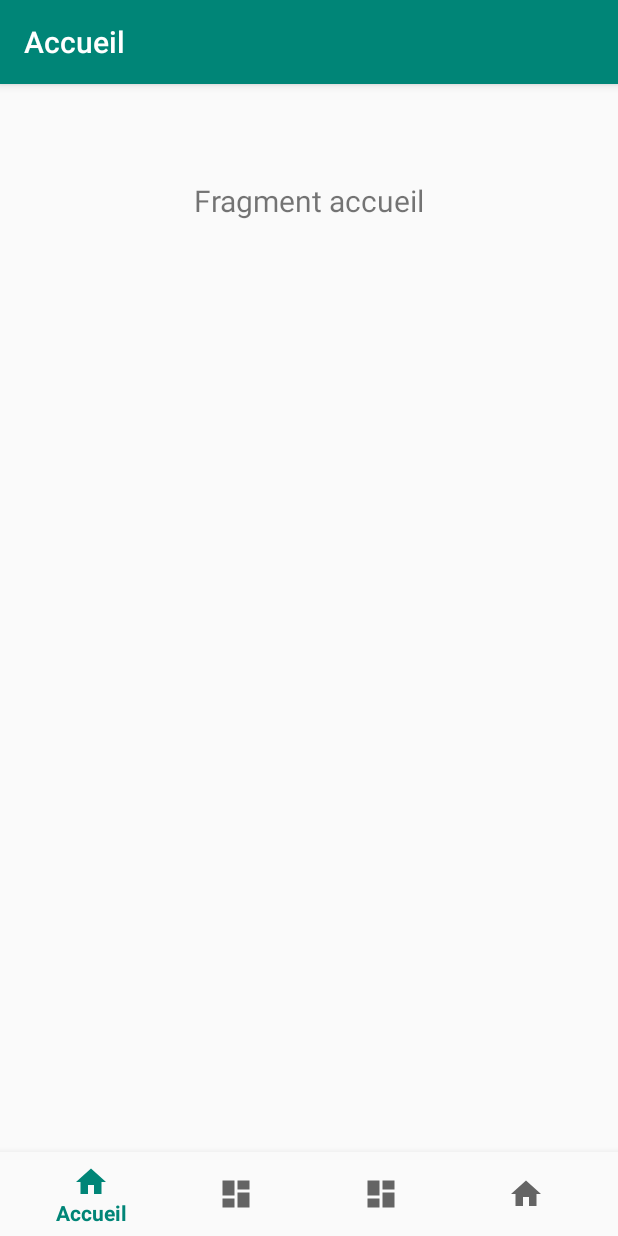
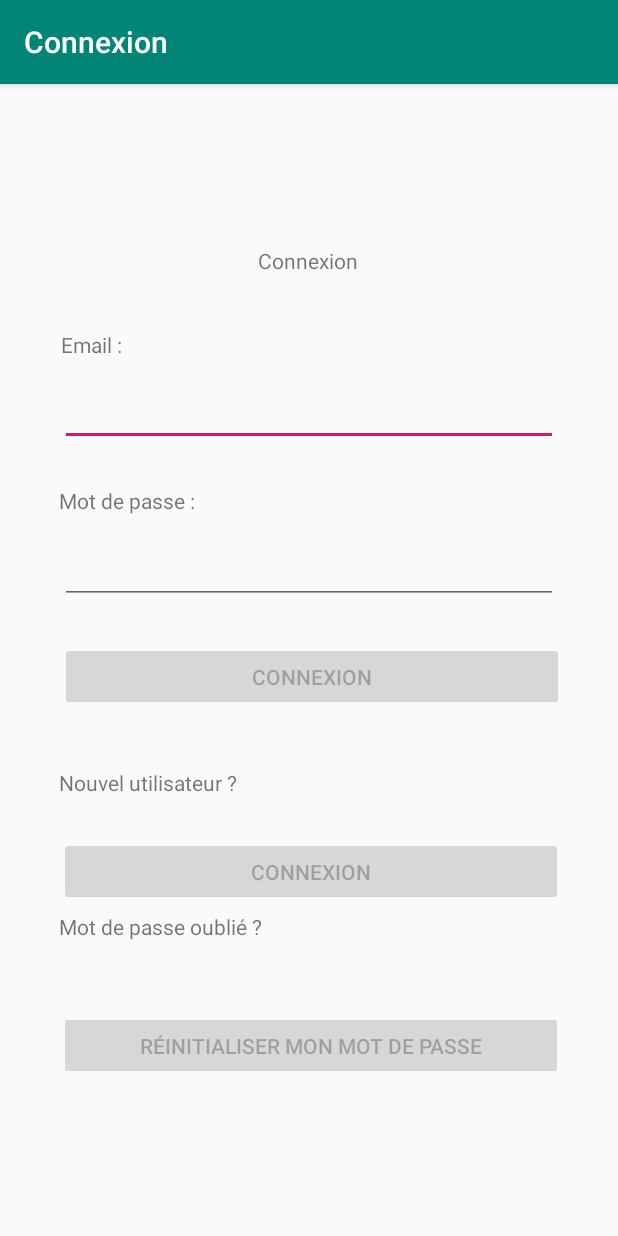
Before and after one commit to Phiisource/Collect_It_Android, an Android app: the screen it shows after launch (MainActivity before the commit, LoginActivity after it), on a phone screen of 412 x 824 dp. Run offline under Robolectric (Android 15) with nearby library versions, the phone set to English and light mode, and no system bars.

Commit message:
Page de connexion

```diff
--- a/app/build.gradle
+++ b/app/build.gradle
@@ -27,6 +27,7 @@ dependencies {
     implementation 'androidx.navigation:navigation-fragment:2.0.0'
     implementation 'androidx.navigation:navigation-ui:2.0.0'
     implementation 'androidx.lifecycle:lifecycle-extensions:2.0.0'
+    implementation 'androidx.annotation:annotation:1.0.2'
     testImplementation 'junit:junit:4.12'
     androidTestImplementation 'androidx.test:runner:1.1.1'
     androidTestImplementation 'androidx.test.espresso:espresso-core:3.1.1'
--- /dev/null
+++ b/app/src/main/java/fr/utt/if26/collectit/ui/data/LoginRepository.java
@@ -0,0 +1,54 @@
+package fr.utt.if26.collectit.ui.data;
+
+import fr.utt.if26.collectit.ui.data.model.LoggedInUser;
+
+/**
+ * Class that requests authentication and user information from the remote data source and
+ * maintains an in-memory cache of login status and user credentials information.
+ */
+public class LoginRepository {
+
+    private static volatile LoginRepository instance;
+
+    private LoginDataSource dataSource;
+
+    // If user credentials will be cached in local storage, it is recommended it be encrypted
+    // @see https://developer.android.com/training/articles/keystore
+    private LoggedInUser user = null;
+
+    // private constructor : singleton access
+    private LoginRepository(LoginDataSource dataSource) {
+        this.dataSource = dataSource;
+    }
+
+    public static LoginRepository getInstance(LoginDataSource dataSource) {
+        if (instance == null) {
+            instance = new LoginRepository(dataSource);
+        }
+        return instance;
+    }
+
+    public boolean isLoggedIn() {
+        return user != null;
+    }
+
+    public void logout() {
+        user = null;
+        dataSource.logout();
+    }
+
+    private void setLoggedInUser(LoggedInUser user) {
+        this.user = user;
+        // If user credentials will be cached in local storage, it is recommended it be encrypted
+        // @see https://developer.android.com/training/articles/keystore
+    }
+
+    public Result<LoggedInUser> login(String username, String password) {
+        // handle login
+        Result<LoggedInUser> result = dataSource.login(username, password);
+        if (result instanceof Result.Success) {
+            setLoggedInUser(((Result.Success<LoggedInUser>) result).getData());
+        }
+        return result;
+    }
+}
--- /dev/null
+++ b/app/src/main/java/fr/utt/if26/collectit/ui/ui/login/LoginActivity.java
@@ -0,0 +1,137 @@
+package fr.utt.if26.collectit.ui.ui.login;
+
+import android.app.Activity;
+
+import androidx.lifecycle.Observer;
+import androidx.lifecycle.ViewModelProviders;
+
+import android.content.Intent;
+import android.os.Bundle;
+
+import androidx.annotation.Nullable;
+import androidx.annotation.StringRes;
+import androidx.appcompat.app.AppCompatActivity;
+
+import android.text.Editable;
+import android.text.TextWatcher;
+import android.view.KeyEvent;
+import android.view.View;
+import android.view.inputmethod.EditorInfo;
+import android.widget.Button;
+import android.widget.EditText;
+import android.widget.ProgressBar;
+import android.widget.TextView;
+import android.widget.Toast;
+
+import fr.utt.if26.collectit.MainActivity;
+import fr.utt.if26.collectit.R;
+
+public class LoginActivity extends AppCompatActivity {
+
+    private EditText mdp, email;
+    private View progressView, loginFormView;
+    private Button btnConnexion;
+    private ProgressBar barProgression;
+    private LoginViewModel loginViewModel;
+
+    @Override
+    public void onCreate(Bundle savedInstanceState) {
+        super.onCreate(savedInstanceState);
+        setContentView(R.layout.activity_login);
+        loginViewModel = ViewModelProviders.of(this, new LoginViewModelFactory())
+                .get(LoginViewModel.class);
+
+        email = findViewById(R.id.et_email);
+        mdp = findViewById(R.id.et_mdp);
+        btnConnexion = findViewById(R.id.btn_connexion);
+        barProgression = findViewById(R.id.loading);
+
+        loginViewModel.getLoginFormState().observe(this, new Observer<LoginFormState>() {
+            @Override
+            public void onChanged(@Nullable LoginFormState loginFormState) {
+                if (loginFormState == null) {
+                    return;
+                }
+                btnConnexion.setEnabled(loginFormState.isDataValid());
+                if (loginFormState.getUsernameError() != null) {
+                    email.setError(getString(loginFormState.getUsernameError()));
+                }
+                if (loginFormState.getPasswordError() != null) {
+                    mdp.setError(getString(loginFormState.getPasswordError()));
+                }
+            }
+        });
+
+        loginViewModel.getLoginResult().observe(this, new Observer<LoginResult>() {
+            @Override
+            public void onChanged(@Nullable LoginResult loginResult) {
+                if (loginResult == null) {
+                    return;
+                }
+                barProgression.setVisibility(View.GONE);
+                if (loginResult.getError() != null) {
+                    showLoginFailed(loginResult.getError());
+                }
+                if (loginResult.getSuccess() != null) {
+                    updateUiWithUser(loginResult.getSuccess());
+                }
+                setResult(Activity.RESULT_OK);
+
+                //Complete and destroy login activity once successful
+                finish();
+            }
+        });
+
+        TextWatcher afterTextChangedListener = new TextWatcher() {
+            @Override
+            public void beforeTextChanged(CharSequence s, int start, int count, int after) {
+                // ignore
+            }
+
+            @Override
+            public void onTextChanged(CharSequence s, int start, int before, int count) {
+                // ignore
+            }
+
+            @Override
+            public void afterTextChanged(Editable s) {
+                loginViewModel.loginDataChanged(email.getText().toString(),
+                        mdp.getText().toString());
+            }
+        };
+        email.addTextChangedListener(afterTextChangedListener);
+        mdp.addTextChangedListener(afterTextChangedListener);
+        mdp.setOnEditorActionListener(new TextView.OnEditorActionListener() {
+
+            @Override
+            public boolean onEditorAction(TextView v, int actionId, KeyEvent event) {
+                if (actionId == EditorInfo.IME_ACTION_DONE) {
+                    loginViewModel.login(email.getText().toString(),
+                            mdp.getText().toString());
+                }
+                return false;
+            }
+        });
+
+        btnConnexion.setOnClickListener(new View.OnClickListener() {
+            @Override
+            public void onClick(View v) {
+                barProgression.setVisibility(View.VISIBLE);
+                loginViewModel.login(email.getText().toString(),
+                        mdp.getText().toString());
+                Intent mainIntent = new Intent(LoginActivity.this, MainActivity.class);
+                startActivity(mainIntent);
+            }
+        });
+    }
+
+    private void updateUiWithUser(LoggedInUserView model) {
+        String welcome = getString(R.string.welcome) + model.getDisplayName();
+        // TODO : initiate successful logged in experience
+        Toast.makeText(getApplicationContext(), welcome, Toast.LENGTH_LONG).show();
+    }
+
+    private void showLoginFailed(@StringRes Integer errorString) {
+        Toast.makeText(getApplicationContext(), errorString, Toast.LENGTH_SHORT).show();
+    }
+}
--- /dev/null
+++ b/app/src/main/java/fr/utt/if26/collectit/ui/ui/login/LoginViewModel.java
@@ -0,0 +1,70 @@
+package fr.utt.if26.collectit.ui.ui.login;
+
+import android.util.Patterns;
+
+import androidx.lifecycle.LiveData;
+import androidx.lifecycle.MutableLiveData;
+import androidx.lifecycle.ViewModel;
+
+import fr.utt.if26.collectit.R;
+import fr.utt.if26.collectit.ui.data.LoginRepository;
+import fr.utt.if26.collectit.ui.data.Result;
+import fr.utt.if26.collectit.ui.data.model.LoggedInUser;
+
+public class LoginViewModel extends ViewModel {
+
+    private MutableLiveData<LoginFormState> loginFormState = new MutableLiveData<>();
+    private MutableLiveData<LoginResult> loginResult = new MutableLiveData<>();
+    private LoginRepository loginRepository;
+
+    LoginViewModel(LoginRepository loginRepository) {
+        this.loginRepository = loginRepository;
+    }
+
+    LiveData<LoginFormState> getLoginFormState() {
+        return loginFormState;
+    }
+
+    LiveData<LoginResult> getLoginResult() {
+        return loginResult;
+    }
+
+    public void login(String username, String password) {
+        // can be launched in a separate asynchronous job
+        Result<LoggedInUser> result = loginRepository.login(username, password);
+
+        if (result instanceof Result.Success) {
+            LoggedInUser data = ((Result.Success<LoggedInUser>) result).getData();
+            loginResult.setValue(new LoginResult(new LoggedInUserView(data.getDisplayName())));
+        } else {
+            loginResult.setValue(new LoginResult(R.string.login_failed));
+        }
+    }
+
+    public void loginDataChanged(String username, String password) {
+        if (!isUserNameValid(username)) {
+            loginFormState.setValue(new LoginFormState(R.string.invalid_username, null));
+        } else if (!isPasswordValid(password)) {
+            loginFormState.setValue(new LoginFormState(null, R.string.invalid_password));
+        } else {
+            loginFormState.setValue(new LoginFormState(true));
+        }
+    }
+
+    // A placeholder username validation check
+    private boolean isUserNameValid(String username) {
+        if (username == null) {
+            return false;
+        }
+        if (username.contains("@")) {
+            return Patterns.EMAIL_ADDRESS.matcher(username).matches();
+        } else {
+            return !username.trim().isEmpty();
+        }
+    }
+
+    // A placeholder password validation check
+    private boolean isPasswordValid(String password) {
+        return password != null && password.trim().length() > 5;
+    }
+}
--- /dev/null
+++ b/app/src/main/java/fr/utt/if26/collectit/ui/ui/login/LoginViewModelFactory.java
@@ -0,0 +1,26 @@
+package fr.utt.if26.collectit.ui.ui.login;
+
+import androidx.lifecycle.ViewModel;
+import androidx.lifecycle.ViewModelProvider;
+import androidx.annotation.NonNull;
+
+import fr.utt.if26.collectit.ui.data.LoginDataSource;
+import fr.utt.if26.collectit.ui.data.LoginRepository;
+
+/**
+ * ViewModel provider factory to instantiate LoginViewModel.
+ * Required given LoginViewModel has a non-empty constructor
+ */
+public class LoginViewModelFactory implements ViewModelProvider.Factory {
+
+    @NonNull
+    @Override
+    @SuppressWarnings("unchecked")
+    public <T extends ViewModel> T create(@NonNull Class<T> modelClass) {
+        if (modelClass.isAssignableFrom(LoginViewModel.class)) {
+            return (T) new LoginViewModel(LoginRepository.getInstance(new LoginDataSource()));
+        } else {
+            throw new IllegalArgumentException("Unknown ViewModel class");
+        }
+    }
+}
--- /dev/null
+++ b/app/src/main/res/layout/activity_login.xml
@@ -0,0 +1,164 @@
+<?xml version="1.0" encoding="utf-8"?>
+<androidx.constraintlayout.widget.ConstraintLayout xmlns:android="http://schemas.android.com/apk/res/android"
+    xmlns:app="http://schemas.android.com/apk/res-auto"
+    xmlns:tools="http://schemas.android.com/tools"
+    android:id="@+id/container"
+    android:layout_width="match_parent"
+    android:layout_height="match_parent"
+    android:paddingLeft="@dimen/activity_horizontal_margin"
+    android:paddingTop="@dimen/activity_vertical_margin"
+    android:paddingRight="@dimen/activity_horizontal_margin"
+    android:paddingBottom="@dimen/activity_vertical_margin"
+    tools:context=".ui.ui.login.LoginActivity">
+
+    <Button
+        android:id="@+id/btn_inscription"
+        android:layout_width="336dp"
+        android:layout_height="46dp"
+        android:layout_gravity="start"
+        android:layout_marginTop="16dp"
+        android:layout_marginBottom="64dp"
+        android:enabled="false"
+        android:text="@string/entete_connexion"
+        app:layout_constraintBottom_toBottomOf="parent"
+        app:layout_constraintEnd_toEndOf="parent"
+        app:layout_constraintHorizontal_bias="0.533"
+        app:layout_constraintStart_toStartOf="parent"
+        app:layout_constraintTop_toBottomOf="@+id/et_mdp"
+        app:layout_constraintVertical_bias="0.498"
+        tools:text="@string/inscription" />
+
+    <TextView
+        android:id="@+id/tv_connexion"
+        android:layout_width="wrap_content"
+        android:layout_height="wrap_content"
+        android:layout_marginTop="92dp"
+        android:text="@string/entete_connexion"
+        app:layout_constraintEnd_toEndOf="parent"
+        app:layout_constraintHorizontal_bias="0.498"
+        app:layout_constraintStart_toStartOf="parent"
+        app:layout_constraintTop_toTopOf="parent" />
+
+    <EditText
+        android:id="@+id/et_email"
+        android:layout_width="0dp"
+        android:layout_height="wrap_content"
+        android:layout_marginStart="24dp"
+        android:layout_marginTop="180dp"
+        android:layout_marginEnd="24dp"
+
+        android:inputType="textEmailAddress"
+        android:selectAllOnFocus="true"
+        app:layout_constraintEnd_toEndOf="parent"
+        app:layout_constraintHorizontal_bias="0.562"
+        app:layout_constraintStart_toStartOf="parent"
+        app:layout_constraintTop_toTopOf="parent" />
+
+    <EditText
+        android:id="@+id/et_mdp"
+        android:layout_width="0dp"
+        android:layout_height="wrap_content"
+        android:layout_marginStart="24dp"
+        android:layout_marginTop="60dp"
+        android:layout_marginEnd="24dp"
+
+        android:imeOptions="actionDone"
+        android:inputType="textPassword"
+        android:selectAllOnFocus="true"
+        app:layout_constraintEnd_toEndOf="parent"
+        app:layout_constraintHorizontal_bias="0.187"
+        app:layout_constraintStart_toStartOf="parent"
+        app:layout_constraintTop_toBottomOf="@+id/et_email" />
+
+    <Button
+        android:id="@+id/btn_connexion"
+        android:layout_width="336dp"
+        android:layout_height="46dp"
+        android:layout_gravity="start"
+        android:layout_marginTop="16dp"
+        android:layout_marginBottom="64dp"
+        android:enabled="false"
+        android:text="@string/entete_connexion"
+        app:layout_constraintBottom_toBottomOf="parent"
+        app:layout_constraintEnd_toEndOf="parent"
+        app:layout_constraintHorizontal_bias="0.546"
+        app:layout_constraintStart_toStartOf="parent"
+        app:layout_constraintTop_toBottomOf="@+id/et_mdp"
+        app:layout_constraintVertical_bias="0.034" />
+
+    <Button
+        android:id="@+id/btn_reinitialisation"
+        android:layout_width="336dp"
+        android:layout_height="46dp"
+        android:layout_gravity="start"
+        android:layout_marginTop="16dp"
+        android:layout_marginBottom="64dp"
+        android:enabled="false"
+        android:text="@string/reinitialisation"
+        app:layout_constraintBottom_toBottomOf="parent"
+        app:layout_constraintEnd_toEndOf="parent"
+        app:layout_constraintHorizontal_bias="0.533"
+        app:layout_constraintStart_toStartOf="parent"
+        app:layout_constraintTop_toBottomOf="@+id/et_mdp"
+        app:layout_constraintVertical_bias="0.915" />
+
+    <ProgressBar
+        android:id="@+id/loading"
+        android:layout_width="wrap_content"
+        android:layout_height="wrap_content"
+        android:layout_gravity="center"
+        android:layout_marginStart="32dp"
+        android:layout_marginTop="64dp"
+        android:layout_marginEnd="32dp"
+        android:layout_marginBottom="64dp"
+        android:visibility="gone"
+        app:layout_constraintBottom_toBottomOf="parent"
+        app:layout_constraintEnd_toEndOf="@+id/et_mdp"
+        app:layout_constraintStart_toStartOf="@+id/et_mdp"
+        app:layout_constraintTop_toTopOf="parent"
+        app:layout_constraintVertical_bias="0.3" />
+
+    <TextView
+        android:id="@+id/tv_email"
+        android:layout_width="wrap_content"
+        android:layout_height="wrap_content"
+        android:layout_marginTop="148dp"
+        android:text="@string/email"
+        app:layout_constraintEnd_toEndOf="parent"
+        app:layout_constraintHorizontal_bias="0.073"
+        app:layout_constraintStart_toStartOf="parent"
+        app:layout_constraintTop_toTopOf="parent" />
+
+    <TextView
+        android:id="@+id/tv_mdp"
+        android:layout_width="wrap_content"
+        android:layout_height="wrap_content"
+        android:layout_marginTop="252dp"
+        android:text="@string/mdp"
+        app:layout_constraintEnd_toEndOf="parent"
+        app:layout_constraintHorizontal_bias="0.081"
+        app:layout_constraintStart_toStartOf="parent"
+        app:layout_constraintTop_toTopOf="parent" />
+
+    <TextView
+        android:id="@+id/tv_mdp_oublie"
+        android:layout_width="224dp"
+        android:layout_height="21dp"
+        android:layout_marginTop="536dp"
+        android:text="@string/mdp_oublie"
+        app:layout_constraintEnd_toEndOf="parent"
+        app:layout_constraintHorizontal_bias="0.149"
+        app:layout_constraintStart_toStartOf="parent"
+        app:layout_constraintTop_toTopOf="parent" />
+
+    <TextView
+        android:id="@+id/tv_nouvel_utilisateur"
+        android:layout_width="wrap_content"
+        android:layout_height="wrap_content"
+        android:layout_marginTop="440dp"
+        android:text="@string/nouvel_utilisateur"
+        app:layout_constraintEnd_toEndOf="parent"
+        app:layout_constraintHorizontal_bias="0.089"
+        app:layout_constraintStart_toStartOf="parent"
+        app:layout_constraintTop_toTopOf="parent" />
+</androidx.constraintlayout.widget.ConstraintLayout>
--- a/app/src/main/res/values/strings.xml
+++ b/app/src/main/res/values/strings.xml
@@ -4,4 +4,18 @@
     <string name="title_historique">Historique</string>
     <string name="title_lots">Lots</string>
     <string name="title_methodes_eco">Méthodes éco</string>
+    <string name="title_activity_login">Connexion</string>
+    <string name="prompt_email">Email</string>
+    <string name="prompt_password">Password</string>
+    <string name="welcome">"Welcome !"</string>
+    <string name="invalid_username">Not a valid username</string>
+    <string name="invalid_password">Password must be >5 characters</string>
+    <string name="login_failed">"Login failed"</string>
+    <string name="entete_connexion">Connexion</string>
+    <string name="email">Email :</string>
+    <string name="mdp">Mot de passe :</string>
+    <string name="nouvel_utilisateur">Nouvel utilisateur ?</string>
+    <string name="inscription">Inscription</string>
+    <string name="mdp_oublie">Mot de passe oublié ?</string>
+    <string name="reinitialisation">Réinitialiser mon mot de passe</string>
 </resources>
--- a/build.gradle
+++ b/build.gradle
@@ -7,7 +7,7 @@ buildscript {
 
     }
     dependencies {
-        classpath 'com.android.tools.build:gradle:3.5.0'
+        classpath 'com.android.tools.build:gradle:3.5.2'
 
         // NOTE: Do not place your application dependencies here; they belong
         // in the individual module build.gradle files
```
Also changed, not shown: app/src/main/AndroidManifest.xml (+6 -2 lines), app/src/main/java/fr/utt/if26/collectit/ui/data/LoginDataSource.java (added, +29 -0 lines), app/src/main/java/fr/utt/if26/collectit/ui/data/Result.java (added, +48 -0 lines), app/src/main/java/fr/utt/if26/collectit/ui/data/model/LoggedInUser.java (added, +23 -0 lines), app/src/main/java/fr/utt/if26/collectit/ui/ui/login/LoggedInUserView.java (added, +17 -0 lines), app/src/main/java/fr/utt/if26/collectit/ui/ui/login/LoginFormState.java (added, +40 -0 lines), app/src/main/java/fr/utt/if26/collectit/ui/ui/login/LoginResult.java (added, +31 -0 lines), 1 other file.
